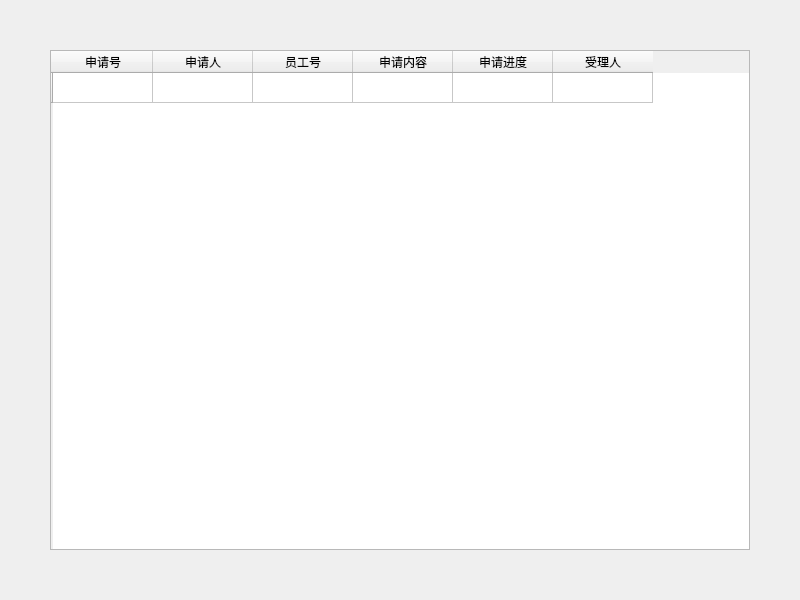
First picture: the form in 王景岳/project/EmployeeSystem/subpage_emp/myApply_emp.ui, repository Faran-sward/EmployeeSystem, before the edit.
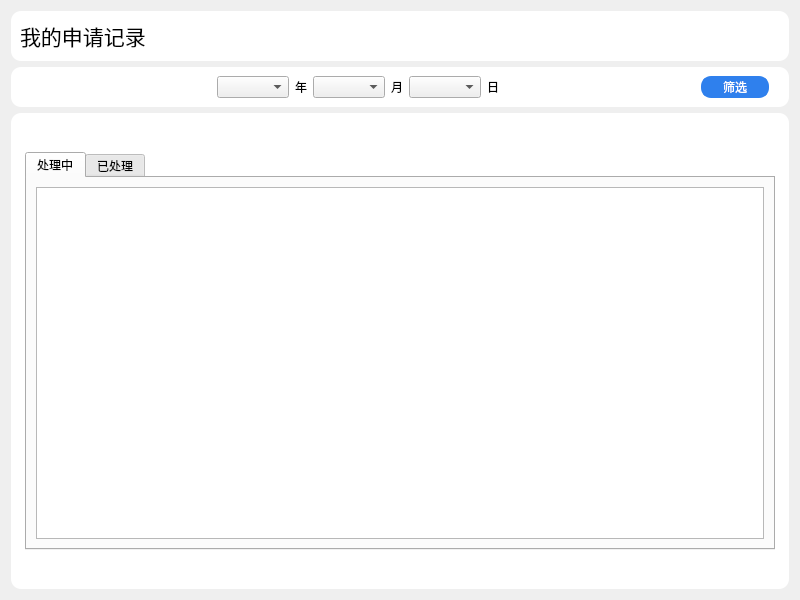
Second picture: the form after the edit.

```diff
--- a/王景岳/project/EmployeeSystem/subpage_emp/myApply_emp.ui
+++ b/王景岳/project/EmployeeSystem/subpage_emp/myApply_emp.ui
@@ -13,56 +13,201 @@
   <property name="windowTitle">
    <string>Widget</string>
   </property>
-  <layout class="QGridLayout" name="gridLayout">
-   <property name="leftMargin">
-    <number>50</number>
-   </property>
-   <property name="topMargin">
-    <number>50</number>
-   </property>
-   <property name="rightMargin">
-    <number>50</number>
-   </property>
-   <property name="bottomMargin">
-    <number>50</number>
-   </property>
-   <item row="0" column="0">
-    <widget class="QTableWidget" name="tableWidget">
-     <row>
-      <property name="text">
-       <string/>
+  <layout class="QVBoxLayout" name="verticalLayout">
+   <item>
+    <widget class="QWidget" name="widget_2" native="true">
+     <property name="styleSheet">
+      <string notr="true">#widget_2 {
+    background-color: #FFFFFF;
+    border-radius: 10px;
+}</string>
+     </property>
+     <layout class="QHBoxLayout" name="horizontalLayout_3">
+      <item>
+       <widget class="QLabel" name="label_4">
+        <property name="font">
+         <font>
+          <pointsize>16</pointsize>
+         </font>
+        </property>
+        <property name="text">
+         <string>我的申请记录</string>
+        </property>
+       </widget>
+      </item>
+      <item>
+       <spacer name="horizontalSpacer_4">
+        <property name="orientation">
+         <enum>Qt::Horizontal</enum>
+        </property>
+        <property name="sizeHint" stdset="0">
+         <size>
+          <width>585</width>
+          <height>20</height>
+         </size>
+        </property>
+       </spacer>
+      </item>
+     </layout>
+    </widget>
+   </item>
+   <item>
+    <widget class="QWidget" name="widget" native="true">
+     <property name="styleSheet">
+      <string notr="true">#widget {
+    background-color: #FFFFFF;
+    border-radius: 10px;
+}</string>
+     </property>
+     <layout class="QHBoxLayout" name="horizontalLayout">
+      <property name="rightMargin">
+       <number>20</number>
       </property>
-     </row>
-     <column>
-      <property name="text">
-       <string>申请号</string>
+      <item>
+       <spacer name="horizontalSpacer_2">
+        <property name="orientation">
+         <enum>Qt::Horizontal</enum>
+        </property>
+        <property name="sizeHint" stdset="0">
+         <size>
+          <width>172</width>
+          <height>20</height>
+         </size>
+        </property>
+       </spacer>
+      </item>
+      <item>
+       <widget class="QComboBox" name="maplyYear"/>
+      </item>
+      <item>
+       <widget class="QLabel" name="label">
+        <property name="text">
+         <string>年</string>
+        </property>
+       </widget>
+      </item>
+      <item>
+       <widget class="QComboBox" name="maplyMonth"/>
+      </item>
+      <item>
+       <widget class="QLabel" name="label_2">
+        <property name="text">
+         <string>月</string>
+        </property>
+       </widget>
+      </item>
+      <item>
+       <widget class="QComboBox" name="maplyDay"/>
+      </item>
+      <item>
+       <widget class="QLabel" name="label_3">
+        <property name="text">
+         <string>日</string>
+        </property>
+       </widget>
+      </item>
+      <item>
+       <spacer name="horizontalSpacer">
+        <property name="orientation">
+         <enum>Qt::Horizontal</enum>
+        </property>
+        <property name="sizeHint" stdset="0">
+         <size>
+          <width>171</width>
+          <height>20</height>
+         </size>
+        </property>
+       </spacer>
+      </item>
+      <item>
+       <widget class="QPushButton" name="maplyGet">
+        <property name="styleSheet">
+         <string notr="true">#maplyGet{
+    font: 25 10pt '微软雅黑 Light';
+    color: rgb(255,255,255);
+	padding-left:20px;
+	padding-right:20px;
+    background-color: #2F80ED;
+    border: 2px solid #2F80ED;
+    border-radius: 10px;
+}
+
+#maplyGet:hover {
+ 	border: 2px solid #1652AB;
+    background-color: #1652AB;
+}
+
+#maplyGet:pressed {
+	 border: 2px solid #FFFFFF;
+    background-color: #1652AB;
+}</string>
+        </property>
+        <property name="text">
+         <string>筛选</string>
+        </property>
+       </widget>
+      </item>
+     </layout>
+    </widget>
+   </item>
+   <item>
+    <widget class="QWidget" name="outside" native="true">
+     <property name="styleSheet">
+      <string notr="true">#outside {
+    background-color: #FFFFFF;
+    border-radius: 10px;
+}</string>
+     </property>
+     <layout class="QGridLayout" name="gridLayout_2">
+      <property name="leftMargin">
+       <number>5</number>
       </property>
-     </column>
-     <column>
-      <property name="text">
-       <string>申请人</string>
+      <property name="topMargin">
+       <number>30</number>
       </property>
-     </column>
-     <column>
-      <property name="text">
-       <string>员工号</string>
+      <property name="rightMargin">
+       <number>5</number>
       </property>
-     </column>
-     <column>
-      <property name="text">
-       <string>申请内容</string>
+      <property name="bottomMargin">
+       <number>30</number>
       </property>
-     </column>
-     <column>
-      <property name="text">
-       <string>申请进度</string>
-      </property>
-     </column>
-     <column>
-      <property name="text">
-       <string>受理人</string>
-      </property>
-     </column>
+      <item row="0" column="0">
+       <widget class="QWidget" name="inside" native="true">
+        <property name="styleSheet">
+         <string notr="true"/>
+        </property>
+        <layout class="QGridLayout" name="gridLayout">
+         <item row="0" column="0">
+          <widget class="QTabWidget" name="tabWidget">
+           <property name="currentIndex">
+            <number>0</number>
+           </property>
+           <widget class="QWidget" name="tab">
+            <attribute name="title">
+             <string>处理中</string>
+            </attribute>
+            <layout class="QGridLayout" name="gridLayout_4">
+             <item row="0" column="0">
+              <widget class="QTableWidget" name="maplySolving"/>
+             </item>
+            </layout>
+           </widget>
+           <widget class="QWidget" name="tab_2">
+            <attribute name="title">
+             <string>已处理</string>
+            </attribute>
+            <layout class="QGridLayout" name="gridLayout_5">
+             <item row="0" column="0">
+              <widget class="QTableWidget" name="maplySolved"/>
+             </item>
+            </layout>
+           </widget>
+          </widget>
+         </item>
+        </layout>
+       </widget>
+      </item>
+     </layout>
     </widget>
    </item>
   </layout>
```
